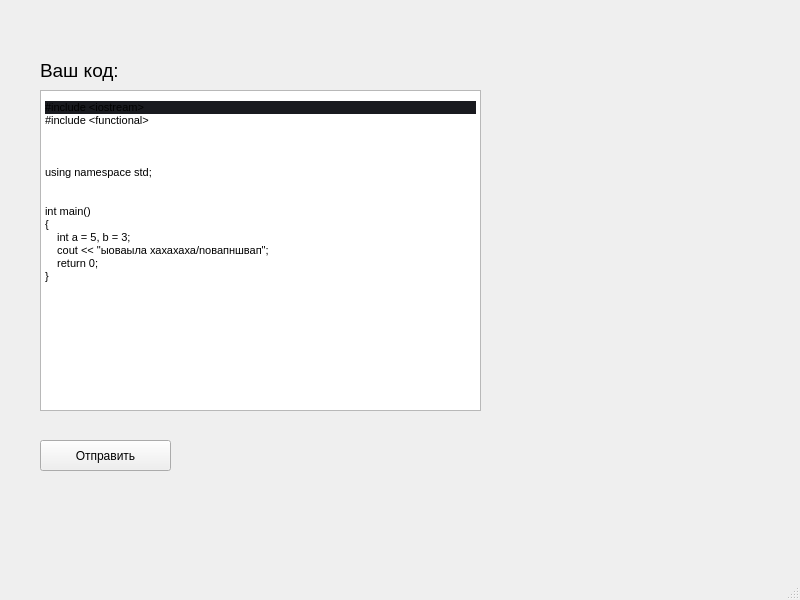
First picture: the form in mainwindow.ui, repository geroineee/ARM_QT, before the edit.
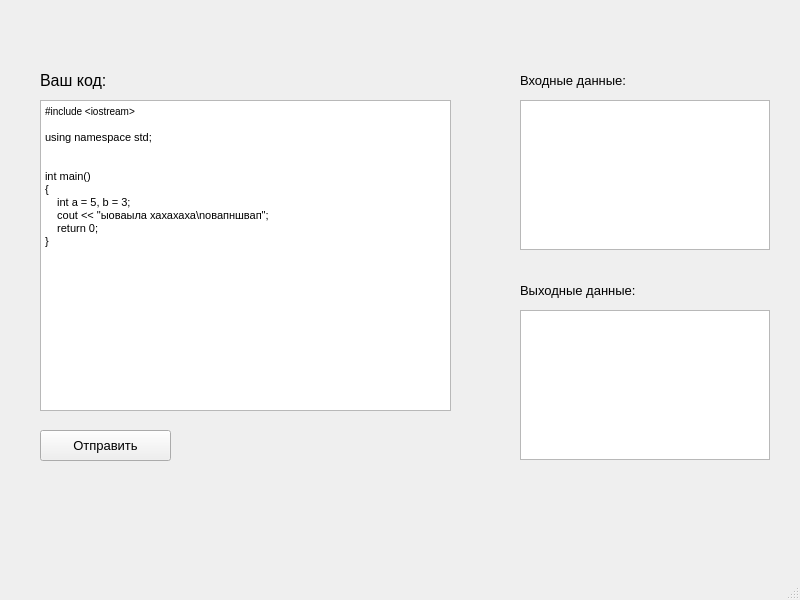
Second picture: the form after the edit.

Patch:
```diff
--- a/mainwindow.ui
+++ b/mainwindow.ui
@@ -30,9 +30,9 @@
     <property name="geometry">
      <rect>
       <x>40</x>
-      <y>90</y>
-      <width>441</width>
-      <height>321</height>
+      <y>100</y>
+      <width>411</width>
+      <height>311</height>
      </rect>
     </property>
     <property name="font">
@@ -47,15 +47,14 @@
 &lt;html&gt;&lt;head&gt;&lt;meta name=&quot;qrichtext&quot; content=&quot;1&quot; /&gt;&lt;style type=&quot;text/css&quot;&gt;
 p, li { white-space: pre-wrap; }
 &lt;/style&gt;&lt;/head&gt;&lt;body style=&quot; font-family:'MS Shell Dlg 2'; font-size:7.8pt; font-weight:400; font-style:normal;&quot;&gt;
-&lt;p style=&quot; margin-top:0px; margin-bottom:0px; margin-left:0px; margin-right:0px; -qt-block-indent:0; text-indent:0px; line-height:19px; background-color:#191a1f;&quot;&gt;&lt;span style=&quot; font-family:'Consolas','Courier New','monospace'; font-size:8pt; color:#000000;&quot;&gt;#include &amp;lt;iostream&amp;gt;&lt;/span&gt;&lt;/p&gt;
-&lt;p style=&quot; margin-top:0px; margin-bottom:0px; margin-left:0px; margin-right:0px; -qt-block-indent:0; text-indent:0px;&quot;&gt;&lt;span style=&quot; font-family:'Consolas','Courier New','monospace'; font-size:8pt; color:#000000;&quot;&gt;#include &amp;lt;functional&amp;gt;&lt;/span&gt;&lt;/p&gt;
-&lt;p style=&quot; margin-top:0px; margin-bottom:0px; margin-left:0px; margin-right:0px; -qt-block-indent:0; text-indent:0px;&quot;&gt;&lt;span style=&quot; font-family:'Consolas','Courier New','monospace'; font-size:8pt; color:#000000;&quot;&gt;&lt;br /&gt;&lt;br /&gt;&lt;/span&gt;&lt;/p&gt;
+&lt;p style=&quot; margin-top:0px; margin-bottom:0px; margin-left:0px; margin-right:0px; -qt-block-indent:0; text-indent:0px;&quot;&gt;&lt;span style=&quot; color:#000000;&quot;&gt;#include &amp;lt;iostream&amp;gt;&lt;/span&gt;&lt;/p&gt;
+&lt;p style=&quot;-qt-paragraph-type:empty; margin-top:0px; margin-bottom:0px; margin-left:0px; margin-right:0px; -qt-block-indent:0; text-indent:0px;&quot;&gt;&lt;br /&gt;&lt;/p&gt;
 &lt;p style=&quot; margin-top:0px; margin-bottom:0px; margin-left:0px; margin-right:0px; -qt-block-indent:0; text-indent:0px;&quot;&gt;&lt;span style=&quot; font-family:'Consolas','Courier New','monospace'; font-size:8pt; color:#000000;&quot;&gt;using namespace std;&lt;/span&gt;&lt;/p&gt;
 &lt;p style=&quot; margin-top:0px; margin-bottom:0px; margin-left:0px; margin-right:0px; -qt-block-indent:0; text-indent:0px;&quot;&gt;&lt;span style=&quot; font-family:'Consolas','Courier New','monospace'; font-size:8pt; color:#000000;&quot;&gt;&lt;br /&gt;&lt;/span&gt;&lt;/p&gt;
 &lt;p style=&quot; margin-top:0px; margin-bottom:0px; margin-left:0px; margin-right:0px; -qt-block-indent:0; text-indent:0px;&quot;&gt;&lt;span style=&quot; font-family:'Consolas','Courier New','monospace'; font-size:8pt; color:#000000;&quot;&gt;int main()&lt;/span&gt;&lt;/p&gt;
 &lt;p style=&quot; margin-top:0px; margin-bottom:0px; margin-left:0px; margin-right:0px; -qt-block-indent:0; text-indent:0px;&quot;&gt;&lt;span style=&quot; font-family:'Consolas','Courier New','monospace'; font-size:8pt; color:#000000;&quot;&gt;{&lt;/span&gt;&lt;/p&gt;
 &lt;p style=&quot; margin-top:0px; margin-bottom:0px; margin-left:0px; margin-right:0px; -qt-block-indent:0; text-indent:0px;&quot;&gt;&lt;span style=&quot; font-family:'Consolas','Courier New','monospace'; font-size:8pt; color:#000000;&quot;&gt;    int a = 5, b = 3;&lt;/span&gt;&lt;/p&gt;
-&lt;p style=&quot; margin-top:0px; margin-bottom:0px; margin-left:0px; margin-right:0px; -qt-block-indent:0; text-indent:0px;&quot;&gt;&lt;span style=&quot; font-family:'Consolas','Courier New','monospace'; font-size:8pt; color:#000000;&quot;&gt;    cout &amp;lt;&amp;lt; &amp;quot;ыоваыла хахахаха/nовапншвап&amp;quot;;&lt;/span&gt;&lt;/p&gt;
+&lt;p style=&quot; margin-top:0px; margin-bottom:0px; margin-left:0px; margin-right:0px; -qt-block-indent:0; text-indent:0px;&quot;&gt;&lt;span style=&quot; font-family:'Consolas','Courier New','monospace'; font-size:8pt; color:#000000;&quot;&gt;    cout &amp;lt;&amp;lt; &amp;quot;ыоваыла хахахаха\nовапншвап&amp;quot;;&lt;/span&gt;&lt;/p&gt;
 &lt;p style=&quot; margin-top:0px; margin-bottom:0px; margin-left:0px; margin-right:0px; -qt-block-indent:0; text-indent:0px;&quot;&gt;&lt;span style=&quot; font-family:'Consolas','Courier New','monospace'; font-size:8pt; color:#000000;&quot;&gt;    return 0;&lt;/span&gt;&lt;/p&gt;
 &lt;p style=&quot; margin-top:0px; margin-bottom:0px; margin-left:0px; margin-right:0px; -qt-block-indent:0; text-indent:0px;&quot;&gt;&lt;span style=&quot; font-family:'Consolas','Courier New','monospace'; font-size:8pt; color:#000000;&quot;&gt;}&lt;/span&gt;&lt;/p&gt;&lt;/body&gt;&lt;/html&gt;</string>
     </property>
@@ -64,11 +63,16 @@
     <property name="geometry">
      <rect>
       <x>40</x>
-      <y>440</y>
+      <y>430</y>
       <width>131</width>
       <height>31</height>
      </rect>
     </property>
+    <property name="font">
+     <font>
+      <pointsize>10</pointsize>
+     </font>
+    </property>
     <property name="text">
      <string>Отправить</string>
     </property>
@@ -77,20 +81,76 @@
     <property name="geometry">
      <rect>
       <x>40</x>
-      <y>50</y>
-      <width>111</width>
+      <y>60</y>
+      <width>121</width>
       <height>41</height>
      </rect>
     </property>
     <property name="font">
      <font>
-      <pointsize>14</pointsize>
+      <pointsize>12</pointsize>
      </font>
     </property>
     <property name="text">
      <string>Ваш код:</string>
     </property>
    </widget>
+   <widget class="QTextEdit" name="textEdit">
+    <property name="geometry">
+     <rect>
+      <x>520</x>
+      <y>100</y>
+      <width>250</width>
+      <height>150</height>
+     </rect>
+    </property>
+   </widget>
+   <widget class="QTextBrowser" name="textBrowser">
+    <property name="geometry">
+     <rect>
+      <x>520</x>
+      <y>310</y>
+      <width>250</width>
+      <height>150</height>
+     </rect>
+    </property>
+   </widget>
+   <widget class="QLabel" name="label_input_data">
+    <property name="geometry">
+     <rect>
+      <x>520</x>
+      <y>70</y>
+      <width>161</width>
+      <height>21</height>
+     </rect>
+    </property>
+    <property name="font">
+     <font>
+      <pointsize>10</pointsize>
+     </font>
+    </property>
+    <property name="text">
+     <string>Входные данные:</string>
+    </property>
+   </widget>
+   <widget class="QLabel" name="label_output_data">
+    <property name="geometry">
+     <rect>
+      <x>520</x>
+      <y>280</y>
+      <width>171</width>
+      <height>21</height>
+     </rect>
+    </property>
+    <property name="font">
+     <font>
+      <pointsize>10</pointsize>
+     </font>
+    </property>
+    <property name="text">
+     <string>Выходные данные:</string>
+    </property>
+   </widget>
   </widget>
   <widget class="QMenuBar" name="menubar">
    <property name="geometry">
```
